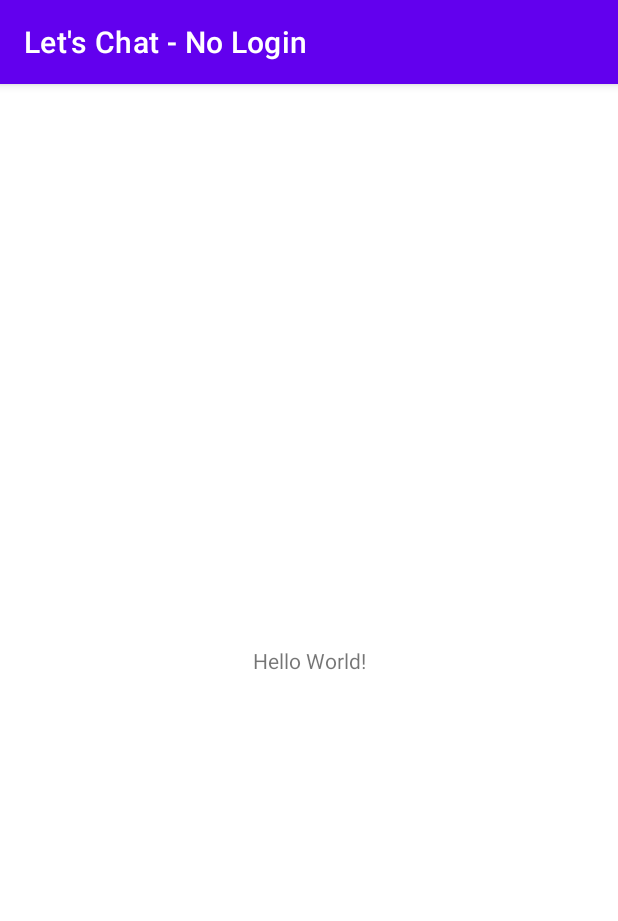
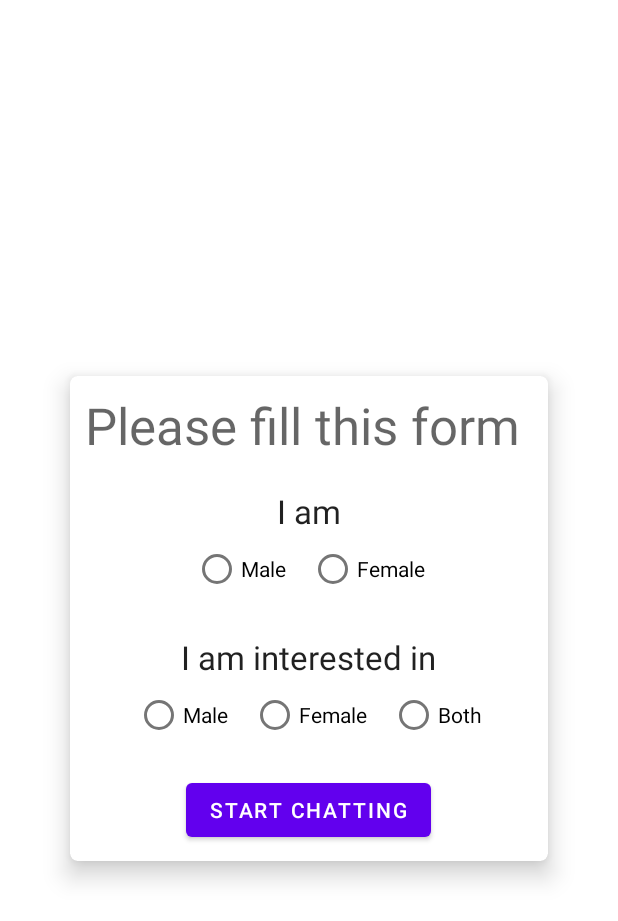
Before and after one commit to realmohdali/Lets_Chat_No_Login, an Android app: the screen it shows after launch (MainActivity), on a phone screen of 412 x 824 dp. Shown: the top 921 px of the screen. Run offline under Robolectric (Android 15) with nearby library versions, the phone set to English and light mode, and no system bars.

Commit message:
added home screen layout

```diff
--- a/app/src/main/res/layout/activity_main.xml
+++ b/app/src/main/res/layout/activity_main.xml
@@ -6,13 +6,102 @@
     android:layout_height="match_parent"
     tools:context=".MainActivity">
 
-    <TextView
+    <androidx.cardview.widget.CardView
         android:layout_width="wrap_content"
         android:layout_height="wrap_content"
-        android:text="Hello World!"
+        android:layout_margin="10dp"
+        app:cardBackgroundColor="@color/white"
+        app:cardCornerRadius="5dp"
+        app:cardElevation="10dp"
+        app:cardMaxElevation="12dp"
+        app:cardPreventCornerOverlap="true"
+        app:cardUseCompatPadding="true"
         app:layout_constraintBottom_toBottomOf="parent"
-        app:layout_constraintLeft_toLeftOf="parent"
-        app:layout_constraintRight_toRightOf="parent"
-        app:layout_constraintTop_toTopOf="parent" />
+        app:layout_constraintEnd_toEndOf="parent"
+        app:layout_constraintStart_toStartOf="parent"
+        app:layout_constraintTop_toTopOf="parent">
+
+        <LinearLayout
+            android:id="@+id/linearLayout"
+            android:layout_width="wrap_content"
+            android:layout_height="wrap_content"
+            android:gravity="center_horizontal"
+            android:orientation="vertical"
+            android:padding="10dp"
+            app:layout_constraintBottom_toBottomOf="parent"
+            app:layout_constraintEnd_toEndOf="parent"
+            app:layout_constraintStart_toStartOf="parent"
+            app:layout_constraintTop_toTopOf="parent">
+
+            <TextView
+                android:layout_width="wrap_content"
+                android:layout_height="wrap_content"
+                android:text="Please fill this form "
+                android:textAppearance="@style/TextAppearance.AppCompat.Display1" />
+
+            <TextView
+                android:layout_width="wrap_content"
+                android:layout_height="wrap_content"
+                android:layout_marginTop="20dp"
+                android:text="I am"
+                android:textAppearance="@style/TextAppearance.AppCompat.Large" />
+
+            <RadioGroup
+                android:layout_width="wrap_content"
+                android:layout_height="wrap_content"
+                android:orientation="horizontal">
+
+                <RadioButton
+                    android:layout_width="wrap_content"
+                    android:layout_height="wrap_content"
+                    android:text="Male" />
+
+                <RadioButton
+                    android:layout_width="wrap_content"
+                    android:layout_height="wrap_content"
+                    android:layout_marginLeft="15dp"
+                    android:text="Female" />
+            </RadioGroup>
+
+
+            <TextView
+                android:layout_width="wrap_content"
+                android:layout_height="wrap_content"
+                android:layout_marginTop="20dp"
+                android:text="I am interested in"
+                android:textAppearance="@style/TextAppearance.AppCompat.Large" />
+
+            <RadioGroup
+                android:layout_width="wrap_content"
+                android:layout_height="wrap_content"
+                android:orientation="horizontal">
+
+                <RadioButton
+                    android:layout_width="wrap_content"
+                    android:layout_height="wrap_content"
+                    android:text="Male" />
+
+                <RadioButton
+                    android:layout_width="wrap_content"
+                    android:layout_height="wrap_content"
+                    android:layout_marginStart="15dp"
+                    android:text="Female" />
+
+                <RadioButton
+                    android:layout_width="wrap_content"
+                    android:layout_height="wrap_content"
+                    android:layout_marginStart="15dp"
+                    android:text="Both" />
+            </RadioGroup>
+
+            <Button
+                android:layout_width="wrap_content"
+                android:layout_height="wrap_content"
+                android:text="start chatting"
+                android:layout_marginTop="15dp"/>
+
+        </LinearLayout>
+    </androidx.cardview.widget.CardView>
+
 
 </androidx.constraintlayout.widget.ConstraintLayout>
--- a/app/src/main/res/values/themes.xml
+++ b/app/src/main/res/values/themes.xml
@@ -1,6 +1,6 @@
 <resources xmlns:tools="http://schemas.android.com/tools">
     <!-- Base application theme. -->
-    <style name="Theme.LetsChatNoLogin" parent="Theme.MaterialComponents.DayNight.DarkActionBar">
+    <style name="Theme.LetsChatNoLogin" parent="Theme.MaterialComponents.DayNight.NoActionBar">
         <!-- Primary brand color. -->
         <item name="colorPrimary">@color/purple_500</item>
         <item name="colorPrimaryVariant">@color/purple_700</item>
```
